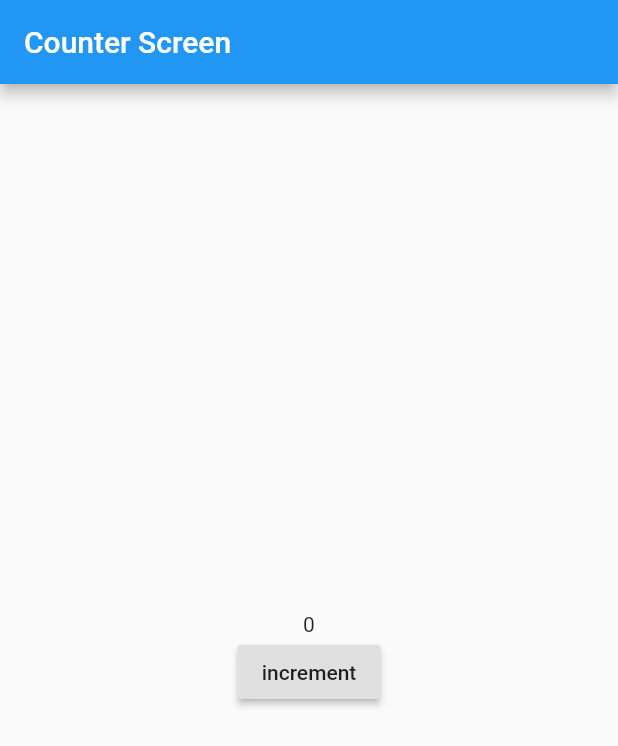
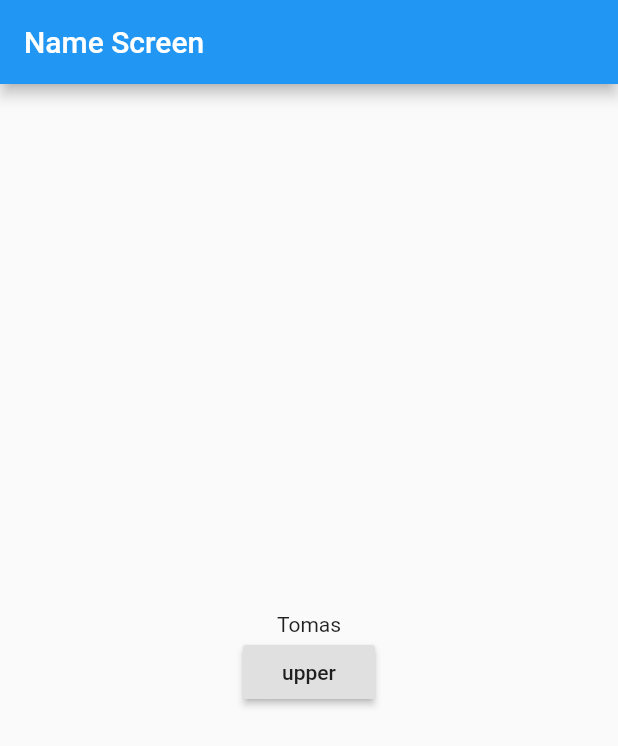
Before and after one commit to Abdalqader27/GetX-Tutorial, a Flutter app: the screen it shows after launch, on a phone screen of 412 x 824 dp. Shown: the top 746 px of the screen. Run offline on Flutter 3.47's test engine with Material 2 defaults, Android fonts, the phone set to English and light mode, and no system bars; our stand-ins replace get.

Commit message:
Controller  with obx()

```diff
--- /dev/null
+++ b/lib/getx-controller/my-controller.dart
@@ -0,0 +1,10 @@
+import 'package:get/get.dart';
+import 'package:getx_tutorial/models/student.dart';
+
+class MyController extends GetxController {
+  Student student = Student();
+
+  void toUpperCase() => student.name.value = student.name.value.toUpperCase();
+
+  void toLowerCase() => student.name.value = student.name.value.toLowerCase();
+}
--- /dev/null
+++ b/lib/getx-controller/name-screen.dart
@@ -0,0 +1,23 @@
+import 'package:flutter/material.dart';
+import 'package:get/get.dart';
+import 'package:getx_tutorial/getx-controller/my-controller.dart';
+
+// ignore: must_be_immutable
+class NameScreen extends StatelessWidget {
+  MyController myController=Get.put(MyController());
+
+  @override
+  Widget build(BuildContext context) {
+    print("rebuild");
+    return Scaffold(
+      appBar: AppBar(title: Text("Name Screen ")),
+      body: Center(
+        child: Column(
+          mainAxisAlignment: MainAxisAlignment.center,
+          crossAxisAlignment: CrossAxisAlignment.center,
+          children: [Obx(() => Text(myController.student.name.toString())), RaisedButton(child: Text("upper"), onPressed: () => myController.toUpperCase())],
+        ),
+      ),
+    );
+  }
+}
--- a/lib/main.dart
+++ b/lib/main.dart
@@ -2,6 +2,7 @@ import 'package:flutter/material.dart';
 import 'package:get/get.dart';
 import 'package:getx_tutorial/navigation/navigation-first-screen.dart';
 
+import 'getx-controller/name-screen.dart';
 import 'reactive-state-manager/counter-screen.dart';
 
 void main() => runApp(MyApp());
@@ -11,7 +12,8 @@ class MyApp extends StatelessWidget {
   Widget build(BuildContext context) {
     return GetMaterialApp(
      // home: NavigationFirstScreen(),
-      home: CounterScreen(),
+//      home: CounterScreen(),
+      home: NameScreen(),
     );
   }
 }
--- /dev/null
+++ b/lib/models/student.dart
@@ -0,0 +1,6 @@
+import 'package:get/get.dart';
+
+class Student {
+  var name = "Tomas".obs;
+  var age = 25.obs;
+}
```
